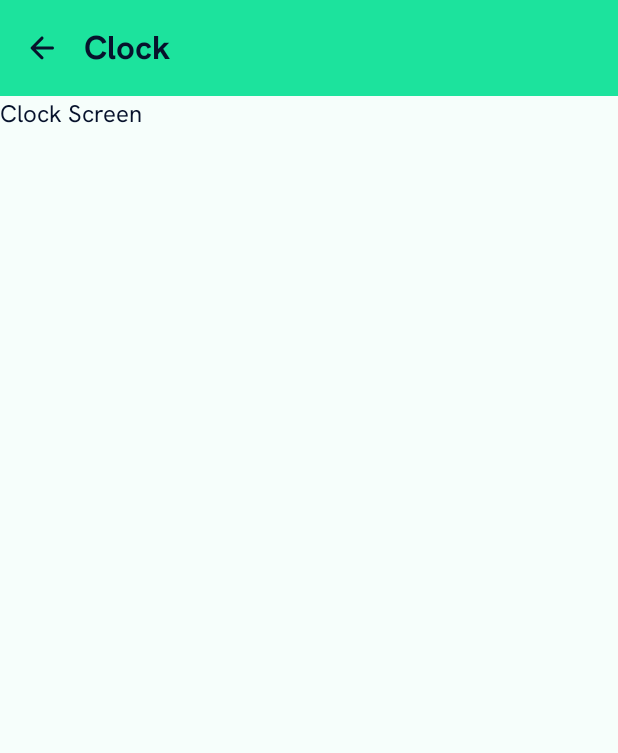
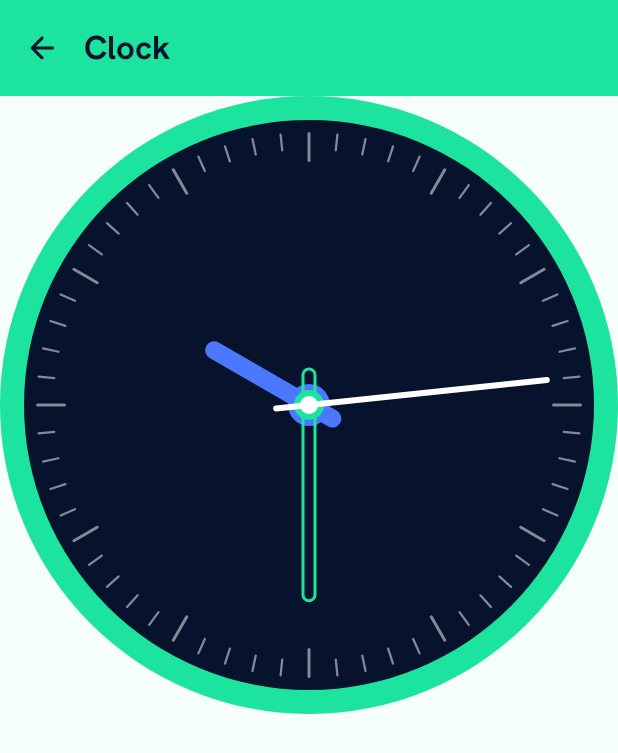
Before and after one commit to prabhatsdp/compose-playground, an Android app built with Jetpack Compose: the ClockScreen screen opened through its navigation route, on a phone screen of 412 x 824 dp. Shown: the top 753 px of the screen. Run offline under Robolectric (Android 15) with nearby library versions, the phone set to English and light mode, and no system bars; our stand-ins replace Dagger/Hilt's generated code.

Commit message:
added clock in clock screen

```diff
--- a/app/src/main/java/dev/prabhatpandey/composeplayground/core/ui/navigation/RootNavGraph.kt
+++ b/app/src/main/java/dev/prabhatpandey/composeplayground/core/ui/navigation/RootNavGraph.kt
@@ -4,11 +4,13 @@ import androidx.compose.animation.core.tween
 import androidx.compose.animation.fadeIn
 import androidx.compose.animation.fadeOut
 import androidx.compose.runtime.Composable
+import androidx.hilt.navigation.compose.hiltViewModel
 import androidx.navigation.NavGraphBuilder
 import androidx.navigation.NavHostController
 import androidx.navigation.compose.NavHost
 import androidx.navigation.compose.composable
 import dev.prabhatpandey.composeplayground.features.clock.ClockScreen
+import dev.prabhatpandey.composeplayground.features.clock.ClockViewModel
 import dev.prabhatpandey.composeplayground.features.home.HomeScreen
 
 @Composable
@@ -39,6 +41,7 @@ fun NavGraphBuilder.homeScreen(navController: NavHostController) {
 }
 fun NavGraphBuilder.clockScreen(navController: NavHostController) {
     composable(AppScreen.Clock.route) {
-        ClockScreen()
+        val viewModel: ClockViewModel = hiltViewModel(it)
+        ClockScreen(viewModel)
     }
 }
--- a/app/src/main/java/dev/prabhatpandey/composeplayground/features/clock/ClockScreen.kt
+++ b/app/src/main/java/dev/prabhatpandey/composeplayground/features/clock/ClockScreen.kt
@@ -1,14 +1,33 @@
 package dev.prabhatpandey.composeplayground.features.clock
 
+import androidx.compose.foundation.layout.Column
 import androidx.compose.foundation.layout.fillMaxSize
+import androidx.compose.foundation.layout.fillMaxWidth
 import androidx.compose.material3.Surface
-import androidx.compose.material3.Text
 import androidx.compose.runtime.Composable
+import androidx.compose.runtime.getValue
+import androidx.compose.ui.Alignment
 import androidx.compose.ui.Modifier
+import androidx.lifecycle.compose.collectAsStateWithLifecycle
+import dev.prabhatpandey.composeplayground.features.clock.components.CustomAnalogClock
 
 @Composable
-fun ClockScreen() {
+fun ClockScreen(
+    viewModel: ClockViewModel
+) {
+
+    val time by viewModel.clockTime.collectAsStateWithLifecycle()
+
     Surface(modifier = Modifier.fillMaxSize()) {
-        Text(text = "Clock Screen")
+        Column(
+            horizontalAlignment = Alignment.CenterHorizontally,
+            modifier = Modifier.fillMaxSize()
+        ) {
+
+            CustomAnalogClock(
+                modifier = Modifier.fillMaxWidth(),
+                time = time
+            )
+        }
     }
 }
--- /dev/null
+++ b/app/src/main/java/dev/prabhatpandey/composeplayground/features/clock/ClockViewModel.kt
@@ -0,0 +1,36 @@
+package dev.prabhatpandey.composeplayground.features.clock
+
+import androidx.lifecycle.ViewModel
+import androidx.lifecycle.viewModelScope
+import dagger.hilt.android.lifecycle.HiltViewModel
+import dev.prabhatpandey.composeplayground.features.clock.models.ClockTime
+import kotlinx.coroutines.delay
+import kotlinx.coroutines.flow.MutableStateFlow
+import kotlinx.coroutines.flow.asStateFlow
+import kotlinx.coroutines.flow.update
+import kotlinx.coroutines.launch
+import java.time.LocalDateTime
+import javax.inject.Inject
+
+@HiltViewModel
+class ClockViewModel @Inject constructor() : ViewModel() {
+
+
+    private val _clockTime = MutableStateFlow(currentClockTime())
+    val clockTime = _clockTime.asStateFlow()
+
+    init {
+        viewModelScope.launch {
+            while (true) {
+                _clockTime.update {
+                    currentClockTime()
+                }
+                delay(16)
+            }
+        }
+    }
+
+    private fun currentClockTime() : ClockTime {
+        return  LocalDateTime.now().let { ClockTime(it.hour, it.minute, it.second) }
+    }
+}
--- /dev/null
+++ b/app/src/main/java/dev/prabhatpandey/composeplayground/features/clock/components/CustomAnalogClock.kt
@@ -0,0 +1,160 @@
+package dev.prabhatpandey.composeplayground.features.clock.components
+
+import androidx.compose.foundation.Canvas
+import androidx.compose.foundation.layout.Box
+import androidx.compose.foundation.layout.aspectRatio
+import androidx.compose.foundation.layout.fillMaxSize
+import androidx.compose.foundation.layout.fillMaxWidth
+import androidx.compose.material3.MaterialTheme
+import androidx.compose.material3.Surface
+import androidx.compose.runtime.Composable
+import androidx.compose.ui.Modifier
+import androidx.compose.ui.geometry.CornerRadius
+import androidx.compose.ui.geometry.Offset
+import androidx.compose.ui.geometry.Size
+import androidx.compose.ui.graphics.Color
+import androidx.compose.ui.graphics.drawscope.DrawScope
+import androidx.compose.ui.graphics.drawscope.Fill
+import androidx.compose.ui.graphics.drawscope.Stroke
+import androidx.compose.ui.graphics.drawscope.rotate
+import androidx.compose.ui.tooling.preview.Preview
+import androidx.compose.ui.unit.dp
+import dev.prabhatpandey.composeplayground.core.ui.theme.ComposePlaygroundTheme
+import dev.prabhatpandey.composeplayground.features.clock.models.ClockTime
+import java.time.LocalDateTime
+
+
+@Composable
+fun CustomAnalogClock(
+    time: ClockTime,
+    modifier: Modifier = Modifier,
+    primaryColor: Color = MaterialTheme.colorScheme.primary,
+    secondaryColor: Color = MaterialTheme.colorScheme.secondary,
+    tertiaryColor: Color = MaterialTheme.colorScheme.tertiary,
+) {
+    Box(
+        modifier = modifier
+            .aspectRatio(1f)
+    ) {
+        Canvas(
+            modifier = Modifier.fillMaxSize()
+        ) {
+            drawCircle(
+                color = primaryColor,
+                radius = size.maxDimension / 2f
+            )
+            drawCircle(
+                color = secondaryColor,
+                radius = (size.maxDimension / 2f) - 16.dp.toPx()
+            )
+            for (i in 1..60) {
+                rotate((360f / 60) * i) {
+                    drawRoundRect(
+                        color = Color.White.copy(alpha = 0.5f),
+                        topLeft = Offset(
+                            size.width / 2f - ( if (i.isAtHour()) 1.dp.toPx() else 0.75.dp.toPx()),
+                            24.dp.toPx()
+                        ),
+                        size = Size(
+                            if (i.isAtHour()) 2.dp.toPx() else 1.5.dp.toPx(),
+                            if (i.isAtHour()) 20.dp.toPx() else 12.dp.toPx()
+                        ),
+                        cornerRadius = CornerRadius(2.dp.toPx(), 2.dp.toPx())
+                    )
+                }
+            }
+        }
+
+        Canvas(
+            modifier = Modifier.fillMaxSize()
+        ) {
+
+            drawHourHand(time.hour, tertiaryColor)
+
+            drawMinuteHand(time.minute, primaryColor)
+
+            drawSecondHand(time.seconds, Color.White)
+        }
+
+    }
+}
+
+private fun DrawScope.drawHourHand(hour: Int = 0, color: Color) {
+    rotate(degrees = (360 / 12) * hour.toFloat(), pivot = center) {
+        drawRoundRect(
+            color = color,
+            topLeft = Offset(
+                size.width / 2f - 6.dp.toPx(),
+                size.height / 4f + 24.dp.toPx()
+            ),
+            size = Size(12.dp.toPx(), size.height / 4f),
+            cornerRadius = CornerRadius(6.dp.toPx(), 6.dp.toPx()),
+            style = Fill
+        )
+    }
+
+    drawCircle(
+        color = color,
+        radius = 14.dp.toPx()
+    )
+}
+
+private fun DrawScope.drawMinuteHand(minues: Int = 30, color: Color) {
+    rotate(degrees = (360f/60f) * minues, pivot = center) {
+        drawRoundRect(
+            color = color,
+            topLeft = Offset(
+                size.width / 2f - 4.dp.toPx(),
+                size.height / 8f + 24.dp.toPx()
+            ),
+            size = Size(8.dp.toPx(), size.height / 2f - size.height / 8f),
+            cornerRadius = CornerRadius(4.dp.toPx(), 4.dp.toPx()),
+            style = Stroke(2.dp.toPx())
+        )
+    }
+
+    drawCircle(
+        color = color,
+        radius = 10.dp.toPx()
+    )
+}
+
+private fun DrawScope.drawSecondHand(seconds: Int = 30, color: Color) {
+    rotate(degrees = (360f/60f) * seconds, pivot = center) {
+        drawRoundRect(
+            color = color,
+            topLeft = Offset(
+                size.width / 2f - 2.dp.toPx(),
+                size.height / 20f + 24.dp.toPx()
+            ),
+            size = Size(4.dp.toPx(), size.height / 2f - size.height / 20f),
+            cornerRadius = CornerRadius(4.dp.toPx(), 4.dp.toPx()),
+            style = Fill
+        )
+    }
+
+    drawCircle(
+        color = color,
+        radius = 6.dp.toPx()
+    )
+}
+
+private fun Int.isAtHour() : Boolean {
+    return this % 5 == 0
+}
+
+
+@Preview
+@Composable
+fun PreviewAnalogClock() {
+    ComposePlaygroundTheme {
+        Surface {
+            CustomAnalogClock(
+                modifier = Modifier.fillMaxWidth(),
+                time = LocalDateTime.now().let {
+                    ClockTime(it.hour, it.minute, it.second)
+                }
+            )
+        }
+    }
+}
--- /dev/null
+++ b/app/src/main/java/dev/prabhatpandey/composeplayground/features/clock/models/ClockTime.kt
@@ -0,0 +1,7 @@
+package dev.prabhatpandey.composeplayground.features.clock.models
+
+data class ClockTime(
+    val hour: Int,
+    val minute: Int,
+    val seconds: Int
+)
```
